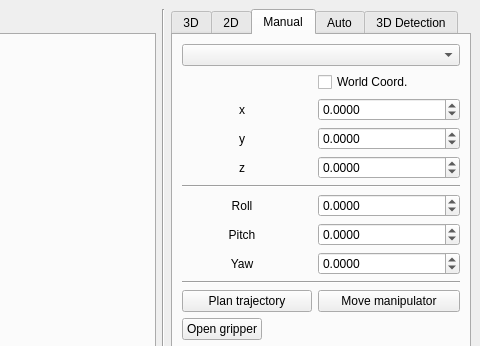
First picture: the form in ui/main_window.ui, repository bj0rkedal/agilus_master_project, before the edit; both pictures show x 483 to 963 and y 0 to 346 of the 963 by 700 pixel window.
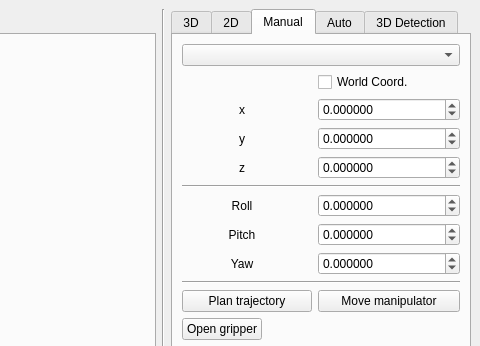
Second picture: the form after the edit. Icons and pictures are not drawn.

Commit message: Fixed gripper service name, updated amount of decimals in GUI

```diff
--- a/ui/main_window.ui
+++ b/ui/main_window.ui
@@ -515,7 +515,7 @@
            <enum>Qt::LeftToRight</enum>
           </property>
           <property name="decimals">
-           <number>4</number>
+           <number>6</number>
           </property>
           <property name="minimum">
            <double>-2.000000000000000</double>
@@ -540,7 +540,7 @@
            </size>
           </property>
           <property name="decimals">
-           <number>4</number>
+           <number>6</number>
           </property>
           <property name="minimum">
            <double>-2.000000000000000</double>
@@ -565,7 +565,7 @@
            </size>
           </property>
           <property name="decimals">
-           <number>4</number>
+           <number>6</number>
           </property>
           <property name="minimum">
            <double>-2.000000000000000</double>
@@ -635,7 +635,7 @@
            </size>
           </property>
           <property name="decimals">
-           <number>4</number>
+           <number>6</number>
           </property>
           <property name="minimum">
            <double>-180.000000000000000</double>
@@ -657,7 +657,7 @@
            </size>
           </property>
           <property name="decimals">
-           <number>4</number>
+           <number>6</number>
           </property>
           <property name="minimum">
            <double>-180.000000000000000</double>
@@ -679,7 +679,7 @@
            </size>
           </property>
           <property name="decimals">
-           <number>4</number>
+           <number>6</number>
           </property>
           <property name="minimum">
            <double>-180.000000000000000</double>
```
The commit also changes 1 other file.
